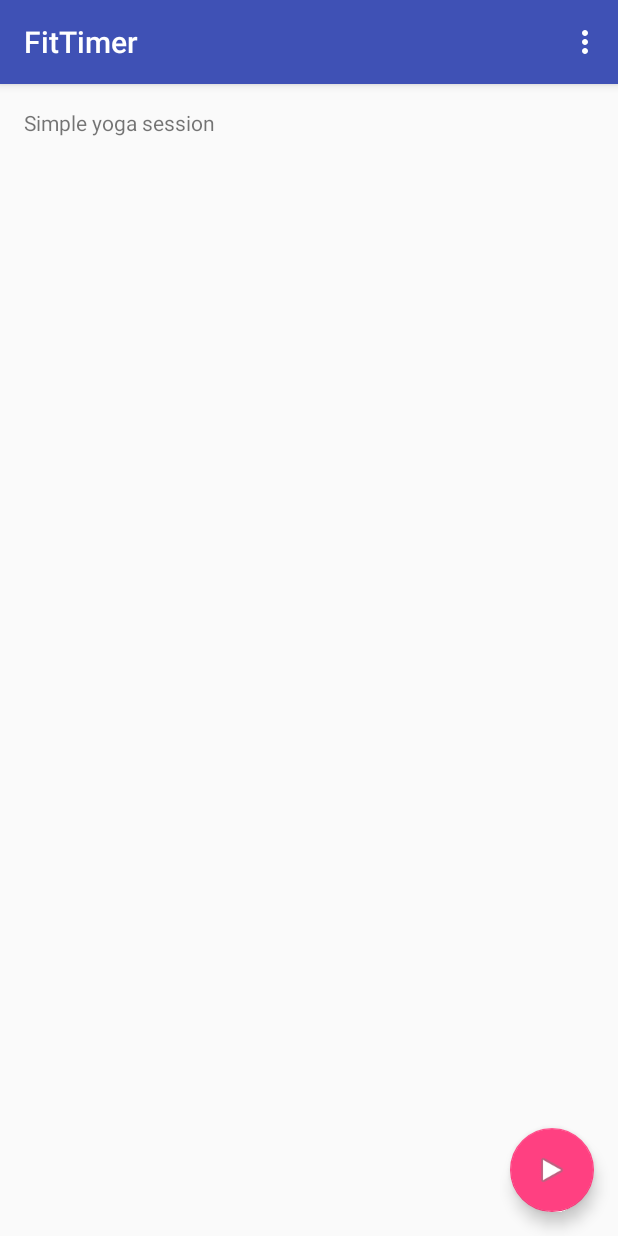
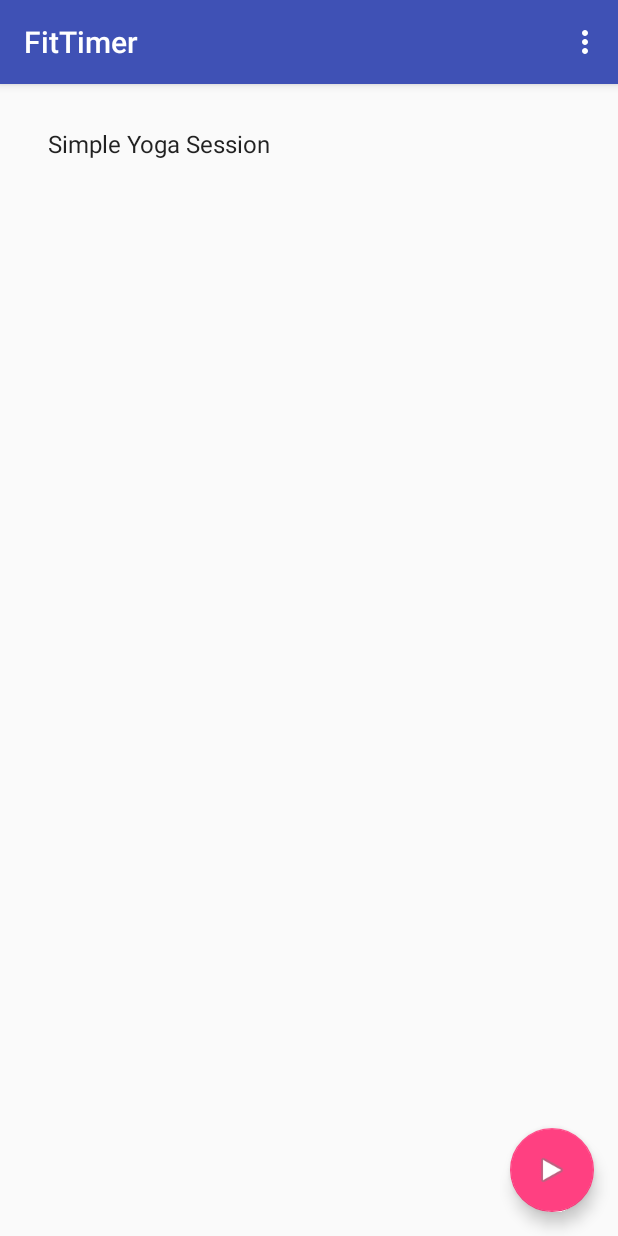
Before and after one commit to codemumbler/FitTimer, an Android app: the screen it shows after launch (MainActivity), on a phone screen of 412 x 824 dp. Run offline under Robolectric (Android 15) with nearby library versions, the phone set to English and light mode, and no system bars.

Commit message:
Added list view

```diff
--- a/app/src/main/java/io/github/codemumbler/fittimer/MainActivity.java
+++ b/app/src/main/java/io/github/codemumbler/fittimer/MainActivity.java
@@ -7,8 +7,15 @@ import android.support.v7.widget.Toolbar;
 import android.view.View;
 import android.view.Menu;
 import android.view.MenuItem;
+import android.widget.AdapterView;
+import android.widget.ArrayAdapter;
+import android.widget.ListView;
+import android.widget.TextView;
+import android.widget.Toast;
 
 public class MainActivity extends AppCompatActivity {
+
+    private static final String[] SESSIONS = new String[] { "Simple Yoga Session" };
 
     @Override
     protected void onCreate(Bundle savedInstanceState) {
@@ -17,6 +24,17 @@ public class MainActivity extends AppCompatActivity {
         Toolbar toolbar = (Toolbar) findViewById(R.id.toolbar);
         setSupportActionBar(toolbar);
 
+        ListView listView = getListView();
+        listView.setTextFilterEnabled(true);
+        listView.setAdapter(new ArrayAdapter<>(this, android.R.layout.simple_list_item_1,
+                SESSIONS));
+
+        listView.setOnItemClickListener(new AdapterView.OnItemClickListener() {
+            public void onItemClick(AdapterView<?> parent, View view, int position, long id) {
+                Toast.makeText(getApplicationContext(),
+                        ((TextView) view).getText(), Toast.LENGTH_SHORT).show();
+            }
+        });
     }
 
     @Override
@@ -50,4 +68,8 @@ public class MainActivity extends AppCompatActivity {
         Intent intent = new Intent(this, PlaySessionActivity.class);
         startActivity(intent);
     }
+
+    public ListView getListView() {
+        return (ListView) findViewById(R.id.listView);
+    }
 }
--- a/app/src/main/res/layout/content_main.xml
+++ b/app/src/main/res/layout/content_main.xml
@@ -12,8 +12,9 @@
     tools:context="io.github.codemumbler.fittimer.MainActivity"
     tools:showIn="@layout/activity_main">
 
-    <TextView
-        android:layout_width="match_parent"
-        android:layout_height="match_parent"
-        android:text="Simple yoga session" />
+    <ListView
+        android:layout_width="wrap_content"
+        android:layout_height="wrap_content"
+        android:id="@+id/listView"
+        tools:listitem="@android:layout/simple_list_item_1" />
 </RelativeLayout>
```
